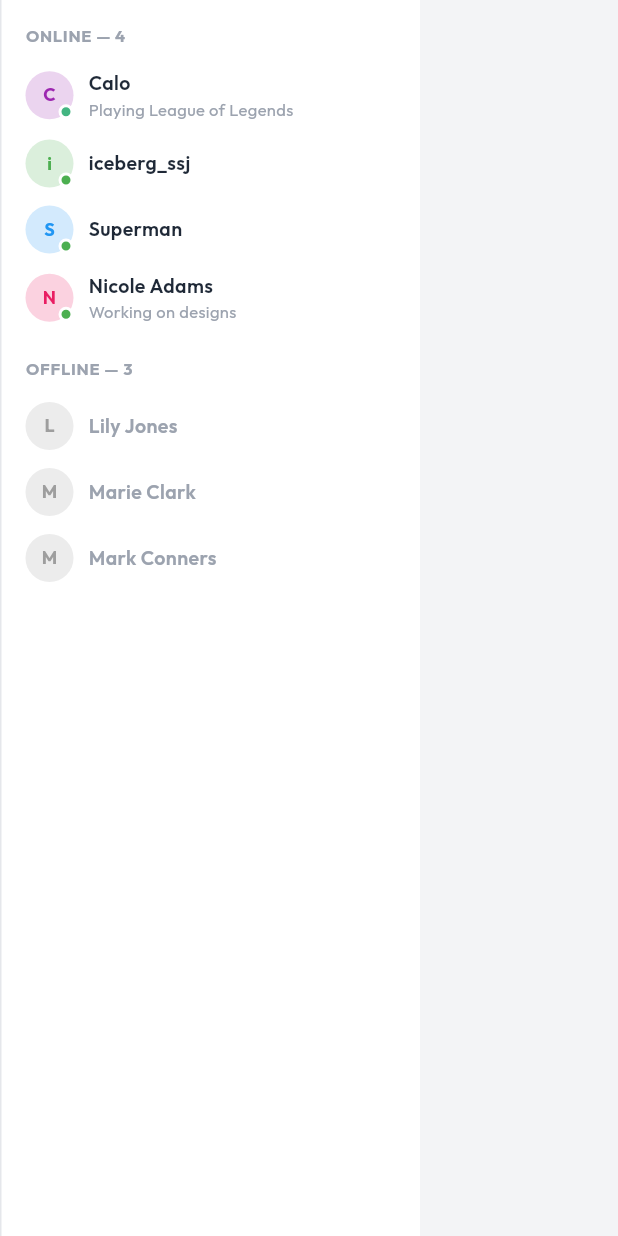
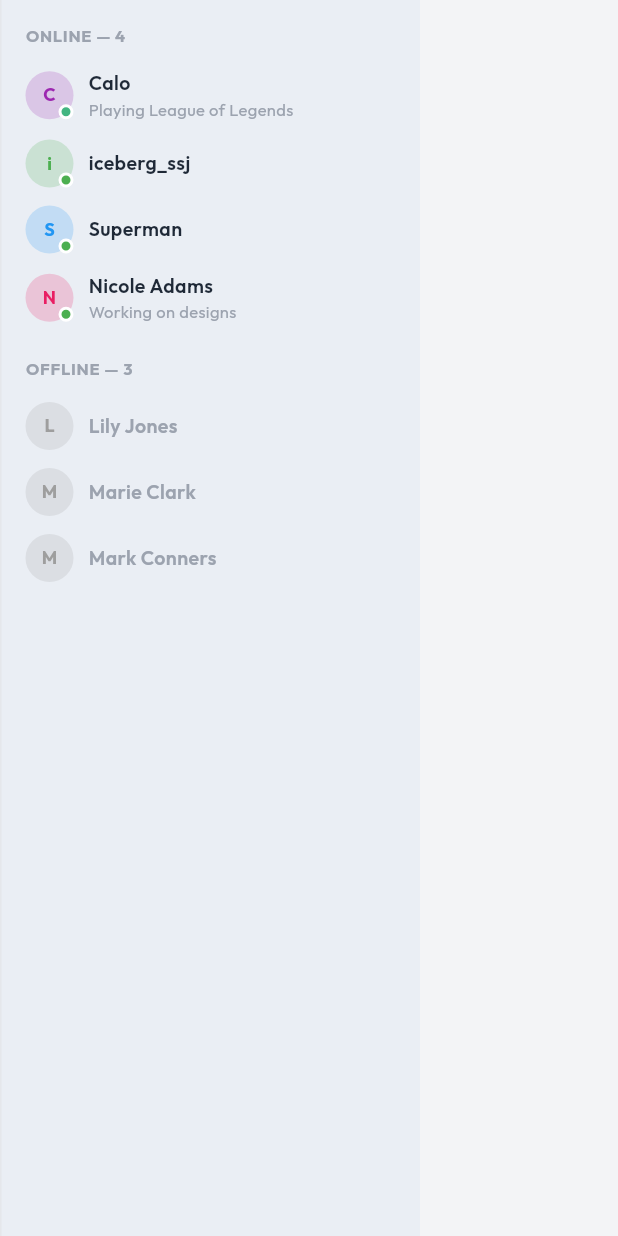
Before and after one commit to vijayee/poseidon, a Flutter app: the MembersPanel widget shown alone on an empty page, opened directly, on a phone screen of 412 x 824 dp. Run offline on Flutter 3.47's test engine with Material 3 defaults, Android fonts, the phone set to English and light mode, and no system bars; our stand-ins replace flutter_svg, google_fonts.

Commit message:
feat: set MembersPanel background color to #ebeef4 in chat view

```diff
--- a/src/WaveClient/lib/main.dart
+++ b/src/WaveClient/lib/main.dart
@@ -1836,7 +1836,7 @@ class MembersPanel extends StatelessWidget {
     return Container(
       width: 280,
       decoration: const BoxDecoration(
-        color: AppColors.surface,
+        color: Color(0xFFEAEEF4),
         border: Border(left: BorderSide(color: AppColors.border)),
       ),
       child: Column(
```
